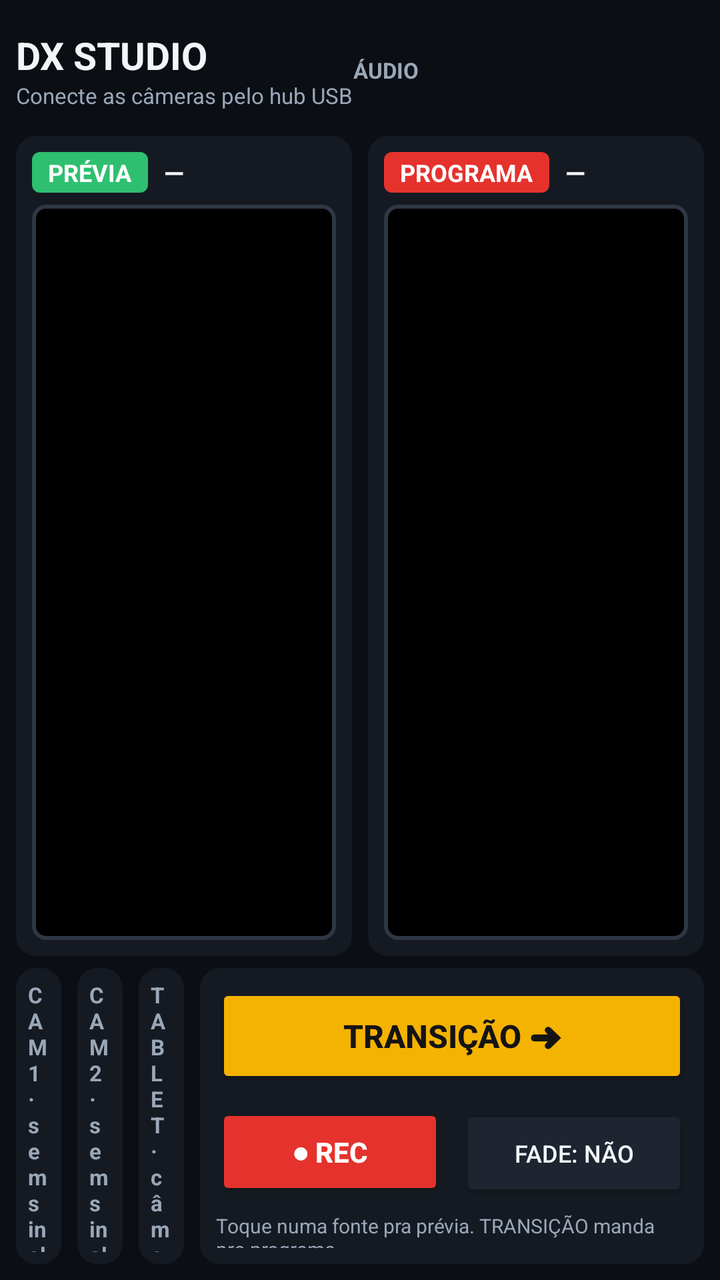
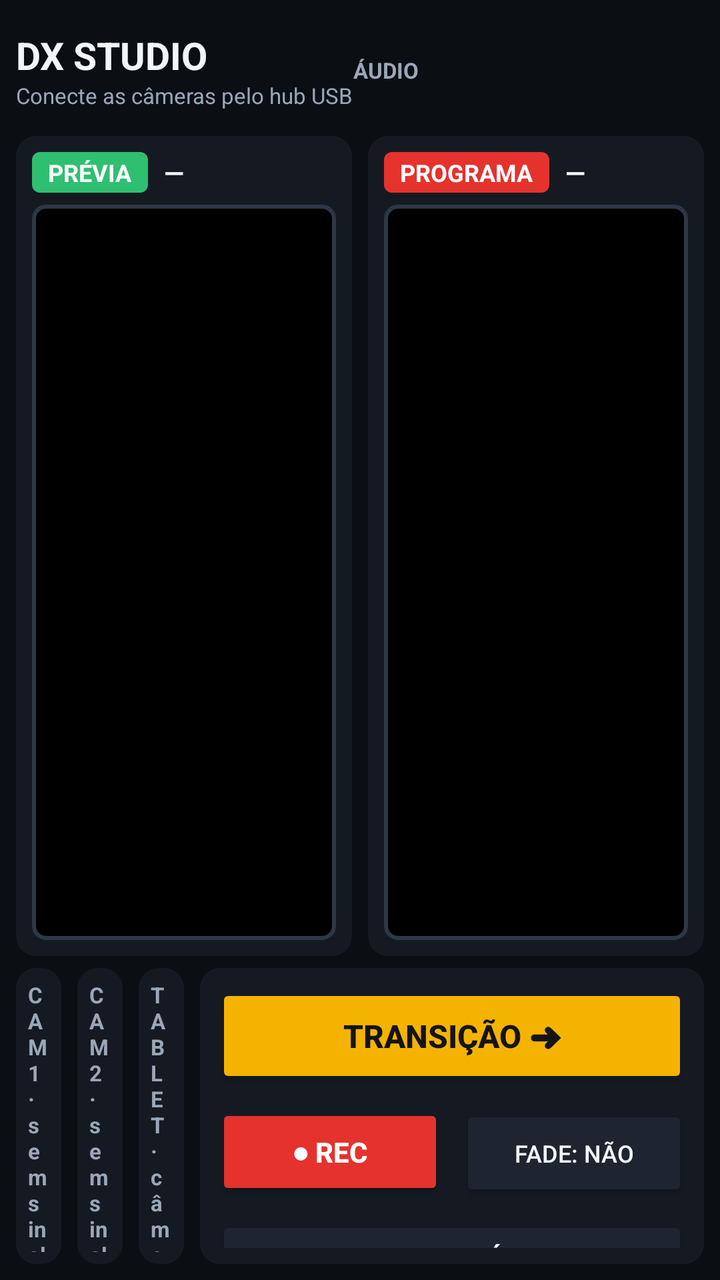

Two renders of the same Android screen: before a commit and after it. Below are the layout's source before the change and the commit's diff.
<!-- AndroidManifest.xml: application theme Theme.DxStudio -->
<!-- res/layout/activity_main.xml -->
<?xml version="1.0" encoding="utf-8"?>
<LinearLayout xmlns:android="http://schemas.android.com/apk/res/android"
    android:id="@+id/rootLayout"
    android:layout_width="match_parent"
    android:layout_height="match_parent"
    android:background="@color/bg"
    android:orientation="vertical"
    android:padding="8dp">

    
    <LinearLayout
        android:layout_width="match_parent"
        android:layout_height="54dp"
        android:gravity="center_vertical"
        android:orientation="horizontal">

        <LinearLayout
            android:layout_width="wrap_content"
            android:layout_height="wrap_content"
            android:orientation="vertical">

            <TextView
                android:layout_width="wrap_content"
                android:layout_height="wrap_content"
                android:text="DX STUDIO"
                android:textColor="@color/text_primary"
                android:textSize="19sp"
                android:textStyle="bold" />

            <TextView
                android:id="@+id/statusText"
                android:layout_width="wrap_content"
                android:layout_height="wrap_content"
                android:text="Conecte as câmeras pelo hub USB"
                android:textColor="@color/text_secondary"
                android:textSize="11sp" />
        </LinearLayout>

        <View
            android:layout_width="0dp"
            android:layout_height="1dp"
            android:layout_weight="1" />

        <TextView
            android:layout_width="wrap_content"
            android:layout_height="wrap_content"
            android:layout_marginEnd="6dp"
            android:text="ÁUDIO"
            android:textColor="@color/text_secondary"
            android:textSize="11sp"
            android:textStyle="bold" />

        <Spinner
            android:id="@+id/audioSpinner"
            android:layout_width="230dp"
            android:layout_height="42dp"
            android:backgroundTint="@color/panel_light" />

        <LinearLayout
            android:layout_width="wrap_content"
            android:layout_height="wrap_content"
            android:layout_marginStart="12dp"
            android:orientation="vertical">

            <TextView
                android:layout_width="wrap_content"
                android:layout_height="wrap_content"
                android:text="NÍVEL"
                android:textColor="@color/text_secondary"
                android:textSize="10sp"
                android:textStyle="bold" />

            <ProgressBar
                android:id="@+id/vuMeter"
                style="?android:attr/progressBarStyleHorizontal"
                android:layout_width="120dp"
                android:layout_height="10dp"
                android:layout_marginTop="4dp"
                android:max="100"
                android:progress="0"
                android:progressTint="@color/preview_green" />
        </LinearLayout>

        <TextView
            android:id="@+id/recIndicator"
            android:layout_width="wrap_content"
            android:layout_height="wrap_content"
            android:layout_marginStart="16dp"
            android:text="● REC"
            android:textColor="@color/program_red"
            android:textSize="16sp"
            android:textStyle="bold"
            android:visibility="gone" />

        <TextView
            android:id="@+id/recTimer"
            android:layout_width="wrap_content"
            android:layout_height="wrap_content"
            android:layout_marginStart="8dp"
            android:fontFamily="monospace"
            android:text="00:00:00"
            android:textColor="@color/text_primary"
            android:textSize="17sp"
            android:textStyle="bold" />

        <Button
            android:id="@+id/libraryButton"
            android:layout_width="wrap_content"
            android:layout_height="42dp"
            android:layout_marginStart="14dp"
            android:backgroundTint="@color/panel_light"
            android:text="GRAVAÇÕES"
            android:textColor="@color/text_primary" />

        <Button
            android:id="@+id/diagButton"
            android:layout_width="wrap_content"
            android:layout_height="42dp"
            android:layout_marginStart="8dp"
            android:backgroundTint="@color/panel_light"
            android:text="DIAGNÓSTICO"
            android:textColor="@color/text_primary" />
    </LinearLayout>

    
    <LinearLayout
        android:id="@+id/monitorsRow"
        android:layout_width="match_parent"
        android:layout_height="0dp"
        android:layout_marginTop="6dp"
        android:layout_weight="1"
        android:orientation="horizontal">

        <LinearLayout
            android:layout_width="0dp"
            android:layout_height="match_parent"
            android:layout_marginEnd="4dp"
            android:layout_weight="1"
            android:background="@drawable/bg_panel"
            android:orientation="vertical"
            android:padding="8dp">

            <LinearLayout
                android:layout_width="match_parent"
                android:layout_height="wrap_content"
                android:gravity="center_vertical"
                android:orientation="horizontal">

                <TextView
                    android:layout_width="wrap_content"
                    android:layout_height="wrap_content"
                    android:background="@drawable/bg_tag_preview"
                    android:paddingStart="8dp"
                    android:paddingTop="2dp"
                    android:paddingEnd="8dp"
                    android:paddingBottom="2dp"
                    android:text="PRÉVIA"
                    android:textColor="#FFFFFF"
                    android:textSize="12sp"
                    android:textStyle="bold" />

                <TextView
                    android:id="@+id/previewSourceName"
                    android:layout_width="wrap_content"
                    android:layout_height="wrap_content"
                    android:layout_marginStart="8dp"
                    android:text="—"
                    android:textColor="@color/text_primary"
                    android:textSize="13sp"
                    android:textStyle="bold" />
            </LinearLayout>

            <FrameLayout
                android:id="@+id/previewContainer"
                android:layout_width="match_parent"
                android:layout_height="0dp"
                android:layout_marginTop="6dp"
                android:layout_weight="1"
                android:background="@drawable/bg_monitor">

                <ImageView
                    android:id="@+id/previewMirror"
                    android:layout_width="match_parent"
                    android:layout_height="match_parent"
                    android:scaleType="fitCenter"
                    android:visibility="gone" />
            </FrameLayout>
        </LinearLayout>

        <LinearLayout
            android:layout_width="0dp"
            android:layout_height="match_parent"
            android:layout_marginStart="4dp"
            android:layout_weight="1"
            android:background="@drawable/bg_panel"
            android:orientation="vertical"
            android:padding="8dp">

            <LinearLayout
                android:layout_width="match_parent"
                android:layout_height="wrap_content"
                android:gravity="center_vertical"
                android:orientation="horizontal">

                <TextView
                    android:layout_width="wrap_content"
                    android:layout_height="wrap_content"
                    android:background="@drawable/bg_tag_program"
                    android:paddingStart="8dp"
                    android:paddingTop="2dp"
                    android:paddingEnd="8dp"
                    android:paddingBottom="2dp"
                    android:text="PROGRAMA"
                    android:textColor="#FFFFFF"
                    android:textSize="12sp"
                    android:textStyle="bold" />

                <TextView
                    android:id="@+id/programSourceName"
                    android:layout_width="wrap_content"
                    android:layout_height="wrap_content"
                    android:layout_marginStart="8dp"
                    android:text="—"
                    android:textColor="@color/text_primary"
                    android:textSize="13sp"
                    android:textStyle="bold" />

                <TextView
                    android:id="@+id/onAirBadge"
                    android:layout_width="wrap_content"
                    android:layout_height="wrap_content"
                    android:layout_marginStart="8dp"
                    android:text="NO AR / GRAVANDO"
                    android:textColor="@color/program_red"
                    android:textSize="11sp"
                    android:textStyle="bold"
                    android:visibility="gone" />
            </LinearLayout>

            <FrameLayout
                android:id="@+id/programContainer"
                android:layout_width="match_parent"
                android:layout_height="0dp"
                android:layout_marginTop="6dp"
                android:layout_weight="1"
                android:background="@drawable/bg_monitor">

                <ImageView
                    android:id="@+id/programMirror"
                    android:layout_width="match_parent"
                    android:layout_height="match_parent"
                    android:scaleType="fitCenter"
                    android:visibility="gone" />
            </FrameLayout>
        </LinearLayout>
    </LinearLayout>

    
    <LinearLayout
        android:id="@+id/bottomRow"
        android:layout_width="match_parent"
        android:layout_height="148dp"
        android:layout_marginTop="6dp"
        android:orientation="horizontal">

        <LinearLayout
            android:id="@+id/slotPanel1"
            android:layout_width="0dp"
            android:layout_height="match_parent"
            android:layout_marginEnd="4dp"
            android:layout_weight="1"
            android:background="@drawable/bg_panel"
            android:orientation="vertical"
            android:padding="6dp">

            <TextView
                android:id="@+id/slotLabel1"
                android:layout_width="wrap_content"
                android:layout_height="wrap_content"
                android:text="CAM 1 · sem sinal"
                android:textColor="@color/text_secondary"
                android:textSize="11sp"
                android:textStyle="bold" />

            <FrameLayout
                android:id="@+id/slotContainer1"
                android:layout_width="match_parent"
                android:layout_height="0dp"
                android:layout_marginTop="4dp"
                android:layout_weight="1"
                android:background="@drawable/bg_monitor" />
        </LinearLayout>

        <LinearLayout
            android:id="@+id/slotPanel2"
            android:layout_width="0dp"
            android:layout_height="match_parent"
            android:layout_marginStart="4dp"
            android:layout_marginEnd="4dp"
            android:layout_weight="1"
            android:background="@drawable/bg_panel"
            android:orientation="vertical"
            android:padding="6dp">

            <TextView
                android:id="@+id/slotLabel2"
                android:layout_width="wrap_content"
                android:layout_height="wrap_content"
                android:text="CAM 2 · sem sinal"
                android:textColor="@color/text_secondary"
                android:textSize="11sp"
                android:textStyle="bold" />

            <FrameLayout
                android:id="@+id/slotContainer2"
                android:layout_width="match_parent"
                android:layout_height="0dp"
                android:layout_marginTop="4dp"
                android:layout_weight="1"
                android:background="@drawable/bg_monitor" />
        </LinearLayout>

        <LinearLayout
            android:id="@+id/slotPanel3"
            android:layout_width="0dp"
            android:layout_height="match_parent"
            android:layout_marginStart="4dp"
            android:layout_marginEnd="4dp"
            android:layout_weight="1"
            android:background="@drawable/bg_panel"
            android:orientation="vertical"
            android:padding="6dp">

            <TextView
                android:id="@+id/slotLabel3"
                android:layout_width="wrap_content"
                android:layout_height="wrap_content"
                android:text="TABLET · câmera interna"
                android:textColor="@color/text_secondary"
                android:textSize="11sp"
                android:textStyle="bold" />

            <FrameLayout
                android:id="@+id/slotContainer3"
                android:layout_width="match_parent"
                android:layout_height="0dp"
                android:layout_marginTop="4dp"
                android:layout_weight="1"
                android:background="@drawable/bg_monitor" />
        </LinearLayout>

        <LinearLayout
            android:layout_width="252dp"
            android:layout_height="match_parent"
            android:layout_marginStart="4dp"
            android:background="@drawable/bg_panel"
            android:orientation="vertical"
            android:padding="8dp">

            <Button
                android:id="@+id/transitionButton"
                android:layout_width="match_parent"
                android:layout_height="52dp"
                android:backgroundTint="@color/gold"
                android:text="TRANSIÇÃO ➜"
                android:textColor="#141414"
                android:textSize="16sp"
                android:textStyle="bold" />

            <LinearLayout
                android:layout_width="match_parent"
                android:layout_height="wrap_content"
                android:layout_marginTop="8dp"
                android:orientation="horizontal">

                <Button
                    android:id="@+id/recButton"
                    android:layout_width="0dp"
                    android:layout_height="48dp"
                    android:layout_marginEnd="4dp"
                    android:layout_weight="1"
                    android:backgroundTint="@color/program_red"
                    android:text="● REC"
                    android:textColor="#FFFFFF"
                    android:textStyle="bold" />

                <Button
                    android:id="@+id/fadeToggle"
                    android:layout_width="0dp"
                    android:layout_height="48dp"
                    android:layout_marginStart="4dp"
                    android:layout_weight="1"
                    android:backgroundTint="@color/panel_light"
                    android:text="FADE: NÃO"
                    android:textColor="@color/text_primary"
                    android:textSize="12sp" />
            </LinearLayout>

            <TextView
                android:id="@+id/recInfo"
                android:layout_width="match_parent"
                android:layout_height="wrap_content"
                android:layout_marginTop="6dp"
                android:text="Toque numa fonte pra prévia. TRANSIÇÃO manda pro programa."
                android:textColor="@color/text_secondary"
                android:textSize="10sp" />
        </LinearLayout>
    </LinearLayout>
</LinearLayout>
<!-- resources referenced by this layout -->
<resources>
  <color name="bg">#0B0E13</color>
  <color name="gold">#F5B301</color>
  <color name="panel_light">#1E2530</color>
  <color name="preview_green">#2FBF71</color>
  <color name="program_red">#E5322D</color>
  <color name="text_primary">#F2F5F9</color>
  <color name="text_secondary">#9AA7B8</color>
  <!-- drawable bg_monitor (drawable) -->
  <?xml version="1.0" encoding="utf-8"?>
  <shape xmlns:android="http://schemas.android.com/apk/res/android" android:shape="rectangle">
      <solid android:color="#000000" />
      <stroke android:width="2dp" android:color="#2E3745" />
      <corners android:radius="6dp" />
  </shape>
  <!-- drawable bg_panel (drawable) -->
  <?xml version="1.0" encoding="utf-8"?>
  <shape xmlns:android="http://schemas.android.com/apk/res/android" android:shape="rectangle">
      <solid android:color="#151A22" />
      <corners android:radius="10dp" />
  </shape>
  <!-- drawable bg_tag_preview (drawable) -->
  <?xml version="1.0" encoding="utf-8"?>
  <shape xmlns:android="http://schemas.android.com/apk/res/android" android:shape="rectangle">
      <solid android:color="#2FBF71" />
      <corners android:radius="4dp" />
  </shape>
  <!-- drawable bg_tag_program (drawable) -->
  <?xml version="1.0" encoding="utf-8"?>
  <shape xmlns:android="http://schemas.android.com/apk/res/android" android:shape="rectangle">
      <solid android:color="#E5322D" />
      <corners android:radius="4dp" />
  </shape>
  <style name="Theme.DxStudio" parent="android:Theme.Material.NoActionBar">
          <item name="android:windowBackground">@color/bg</item>
          <item name="android:colorAccent">@color/accent</item>
          <item name="android:statusBarColor">@color/bg</item>
          <item name="android:navigationBarColor">@color/bg</item>
          <item name="android:textColorPrimary">@color/text_primary</item>
          <item name="android:textColorSecondary">@color/text_secondary</item>
          <item name="android:windowLightStatusBar">false</item>
      </style>
  <color name="accent">#E9452B</color>
</resources>

<!-- the commit's change to res/layout/activity_main.xml (unified diff, before → after) -->
@@ -396,6 +396,17 @@
                     android:textSize="12sp" />
             </LinearLayout>
 
+            <Button
+                android:id="@+id/modeButton"
+                android:layout_width="match_parent"
+                android:layout_height="40dp"
+                android:layout_marginTop="8dp"
+                android:backgroundTint="@color/panel_light"
+                android:text="MODO: ESTÚDIO"
+                android:textColor="@color/text_primary"
+                android:textSize="12sp"
+                android:textStyle="bold" />
+
             <TextView
                 android:id="@+id/recInfo"
                 android:layout_width="match_parent"
